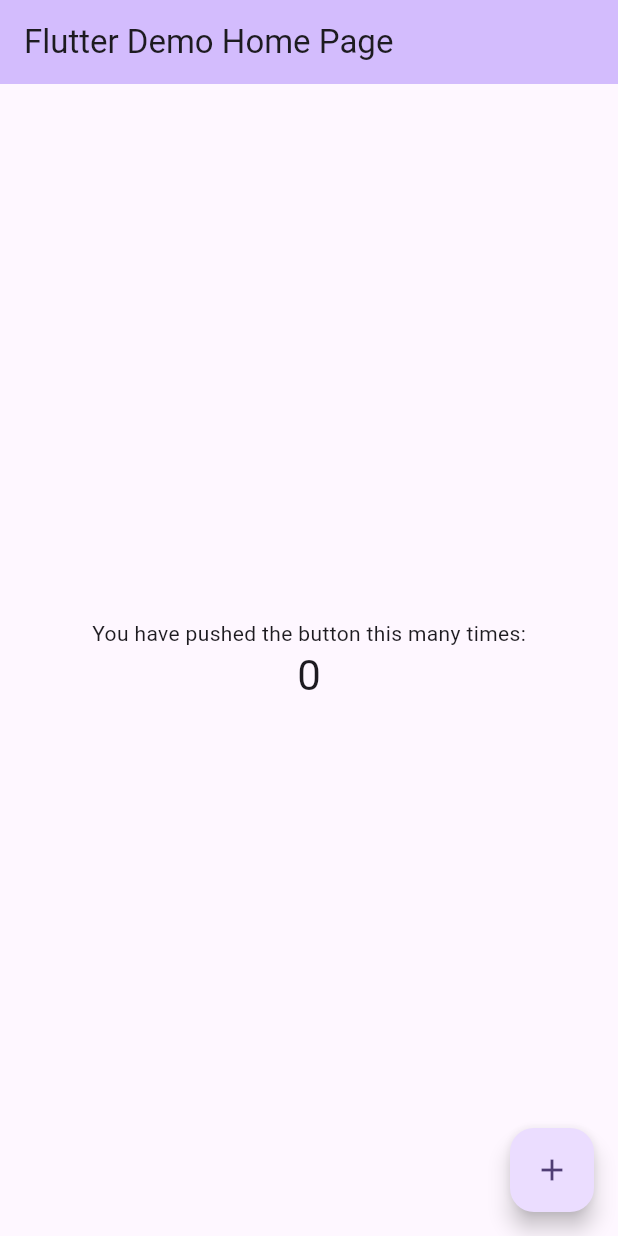
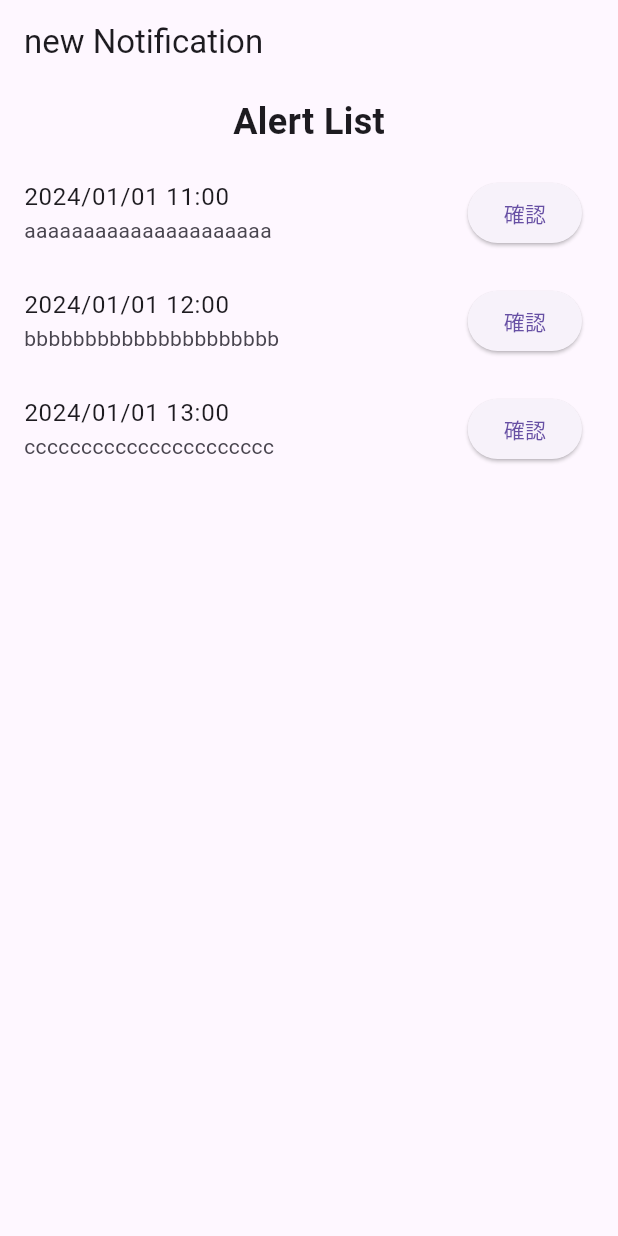
Before and after one commit to Tomita-Kentaro/Flutter_Demo_App, a Flutter app: the screen it shows after launch, on a phone screen of 412 x 824 dp. Run offline on Flutter 3.47's test engine with Material 3 defaults, Android fonts, the phone set to English and light mode, and no system bars.

Commit message:
課題の完了(1回目)。

```diff
--- a/lib/main.dart
+++ b/lib/main.dart
@@ -1,125 +1,64 @@
 import 'package:flutter/material.dart';
 
 void main() {
-  runApp(const MyApp());
+  runApp(MyApp());
 }
 
 class MyApp extends StatelessWidget {
-  const MyApp({super.key});
-
-  // This widget is the root of your application.
   @override
   Widget build(BuildContext context) {
     return MaterialApp(
-      title: 'Flutter Demo',
+      title: 'Demo App',
       theme: ThemeData(
-        // This is the theme of your application.
-        //
-        // TRY THIS: Try running your application with "flutter run". You'll see
-        // the application has a purple toolbar. Then, without quitting the app,
-        // try changing the seedColor in the colorScheme below to Colors.green
-        // and then invoke "hot reload" (save your changes or press the "hot
-        // reload" button in a Flutter-supported IDE, or press "r" if you used
-        // the command line to start the app).
-        //
-        // Notice that the counter didn't reset back to zero; the application
-        // state is not lost during the reload. To reset the state, use hot
-        // restart instead.
-        //
-        // This works for code too, not just values: Most code changes can be
-        // tested with just a hot reload.
-        colorScheme: ColorScheme.fromSeed(seedColor: Colors.deepPurple),
-        useMaterial3: true,
+        primarySwatch: Colors.blue,
       ),
-      home: const MyHomePage(title: 'Flutter Demo Home Page'),
+      home: NotificationScreen(),
     );
   }
 }
 
-class MyHomePage extends StatefulWidget {
-  const MyHomePage({super.key, required this.title});
-
-  // This widget is the home page of your application. It is stateful, meaning
-  // that it has a State object (defined below) that contains fields that affect
-  // how it looks.
-
-  // This class is the configuration for the state. It holds the values (in this
-  // case the title) provided by the parent (in this case the App widget) and
-  // used by the build method of the State. Fields in a Widget subclass are
-  // always marked "final".
-
-  final String title;
-
-  @override
-  State<MyHomePage> createState() => _MyHomePageState();
-}
-
-class _MyHomePageState extends State<MyHomePage> {
-  int _counter = 0;
-
-  void _incrementCounter() {
-    setState(() {
-      // This call to setState tells the Flutter framework that something has
-      // changed in this State, which causes it to rerun the build method below
-      // so that the display can reflect the updated values. If we changed
-      // _counter without calling setState(), then the build method would not be
-      // called again, and so nothing would appear to happen.
-      _counter++;
-    });
-  }
+class NotificationScreen extends StatelessWidget {
+  final items = [['2024/01/01 11:00','aaaaaaaaaaaaaaaaaaaaa'],
+                ['2024/01/01 12:00','bbbbbbbbbbbbbbbbbbbbb'],
+                ['2024/01/01 13:00','cccccccccccccccccccccc']];
 
   @override
   Widget build(BuildContext context) {
-    // This method is rerun every time setState is called, for instance as done
-    // by the _incrementCounter method above.
-    //
-    // The Flutter framework has been optimized to make rerunning build methods
-    // fast, so that you can just rebuild anything that needs updating rather
-    // than having to individually change instances of widgets.
     return Scaffold(
       appBar: AppBar(
-        // TRY THIS: Try changing the color here to a specific color (to
-        // Colors.amber, perhaps?) and trigger a hot reload to see the AppBar
-        // change color while the other colors stay the same.
-        backgroundColor: Theme.of(context).colorScheme.inversePrimary,
-        // Here we take the value from the MyHomePage object that was created by
-        // the App.build method, and use it to set our appbar title.
-        title: Text(widget.title),
+        title: Text('new Notification'),
       ),
-      body: Center(
-        // Center is a layout widget. It takes a single child and positions it
-        // in the middle of the parent.
-        child: Column(
-          // Column is also a layout widget. It takes a list of children and
-          // arranges them vertically. By default, it sizes itself to fit its
-          // children horizontally, and tries to be as tall as its parent.
-          //
-          // Column has various properties to control how it sizes itself and
-          // how it positions its children. Here we use mainAxisAlignment to
-          // center the children vertically; the main axis here is the vertical
-          // axis because Columns are vertical (the cross axis would be
-          // horizontal).
-          //
-          // TRY THIS: Invoke "debug painting" (choose the "Toggle Debug Paint"
-          // action in the IDE, or press "p" in the console), to see the
-          // wireframe for each widget.
-          mainAxisAlignment: MainAxisAlignment.center,
-          children: <Widget>[
-            const Text(
-              'You have pushed the button this many times:',
+      body: Column(
+        children: <Widget>[
+          Padding(
+            padding: const EdgeInsets.all(8.0),
+            child: Text(
+              'Alert List',
+              style: TextStyle(
+                fontSize: 24.0,
+                fontWeight: FontWeight.bold,
+              ),
             ),
-            Text(
-              '$_counter',
-              style: Theme.of(context).textTheme.headlineMedium,
+          ),
+          Expanded(
+            child: ListView.builder(
+              itemCount: items.length, // 通知の数に応じて変更してください
+              itemBuilder: (context, index) {
+                return ListTile(
+                  title: Text('${items[index][0]}'),
+                  subtitle: Text('${items[index][1]}'),
+                  trailing: ElevatedButton(
+                    onPressed: () {
+                      // ここに詳細ボタンを押したときのロジックを追加します
+                    },
+                    child: Text('確認'),
+                  ),
+                );
+              },
             ),
-          ],
-        ),
+          ),
+        ],
       ),
-      floatingActionButton: FloatingActionButton(
-        onPressed: _incrementCounter,
-        tooltip: 'Increment',
-        child: const Icon(Icons.add),
-      ), // This trailing comma makes auto-formatting nicer for build methods.
     );
   }
 }
```
